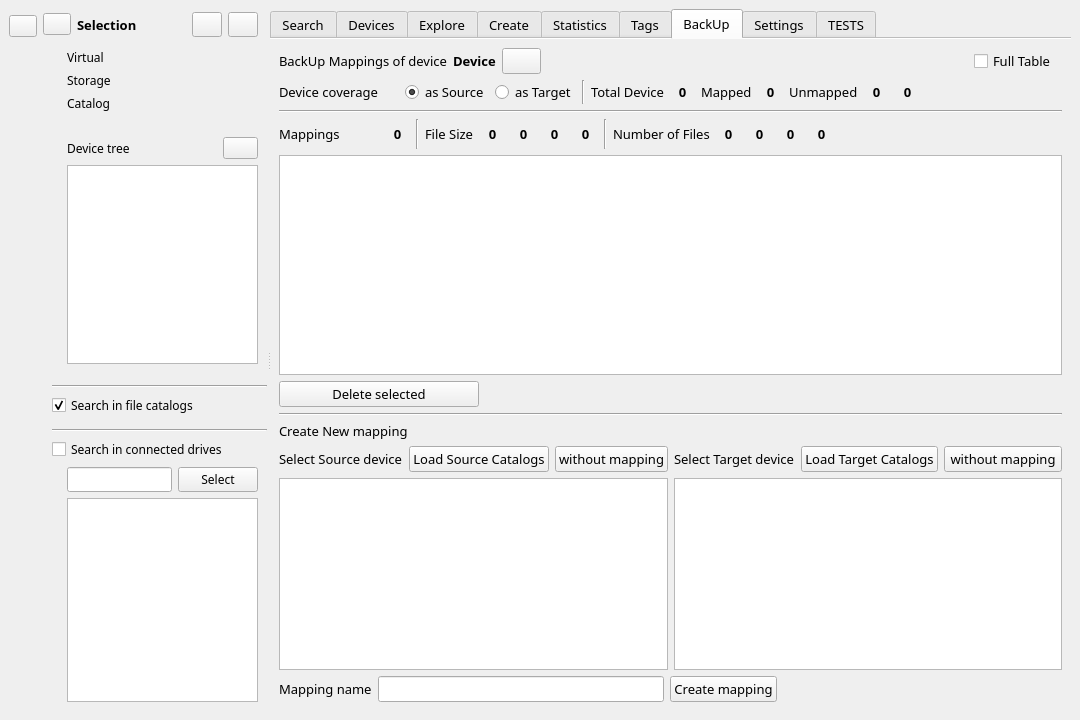
Qt form src/mainwindow.ui (StephaneCouturier/Katalog) before a commit.
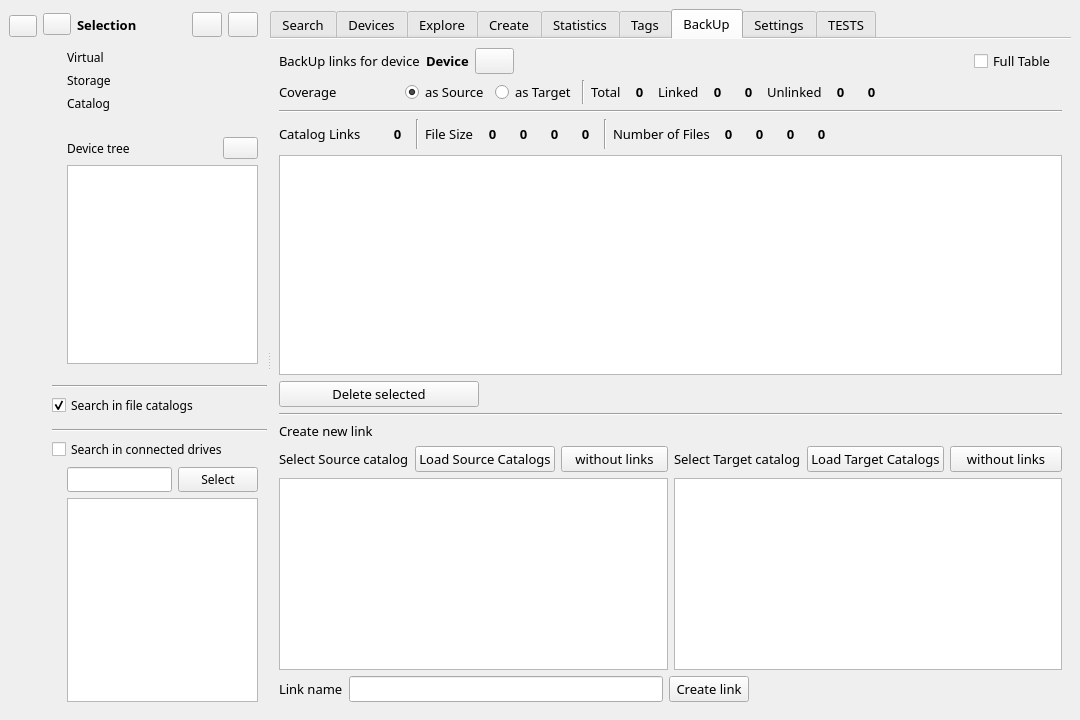
The same form after that commit. The open tabs and pages were chosen to show the change. Icons and pictures are not drawn. Custom widgets are drawn as their Qt base class.

```diff
--- a/src/mainwindow.ui
+++ b/src/mainwindow.ui
@@ -7329,7 +7329,7 @@
               <item>
                <widget class="QLabel" name="BackUp_label_CurrentMappings">
                 <property name="text">
-                 <string>BackUp Mappings of device</string>
+                 <string>BackUp links for device</string>
                 </property>
                </widget>
               </item>
@@ -7409,7 +7409,7 @@
               <item>
                <widget class="QLabel" name="BackUp_label_Name">
                 <property name="text">
-                 <string>Mapping name</string>
+                 <string>Link name</string>
                 </property>
                </widget>
               </item>
@@ -7419,7 +7419,7 @@
               <item>
                <widget class="QPushButton" name="BackUp_pushButton_SaveMapping">
                 <property name="text">
-                 <string>Create mapping</string>
+                 <string>Create link</string>
                 </property>
                 <property name="icon">
                  <iconset theme="QIcon::ThemeIcon::DocumentSave"/>
@@ -7444,7 +7444,7 @@
             <item row="11" column="0" colspan="2">
              <widget class="QLabel" name="BackUp_label_CreateMapping">
               <property name="text">
-               <string>Create New mapping</string>
+               <string>Create new link</string>
               </property>
              </widget>
             </item>
@@ -7466,7 +7466,7 @@
                  </size>
                 </property>
                 <property name="text">
-                 <string>Mappings</string>
+                 <string>Catalog Links</string>
                 </property>
                </widget>
               </item>
@@ -7737,7 +7737,7 @@
                  </size>
                 </property>
                 <property name="text">
-                 <string>Device coverage</string>
+                 <string>Coverage</string>
                 </property>
                </widget>
               </item>
@@ -7774,7 +7774,7 @@
                  </font>
                 </property>
                 <property name="text">
-                 <string>Total Device</string>
+                 <string>Total</string>
                 </property>
                </widget>
               </item>
@@ -7810,7 +7810,7 @@
                  </font>
                 </property>
                 <property name="text">
-                 <string>Mapped</string>
+                 <string>Linked</string>
                 </property>
                </widget>
               </item>
@@ -7837,6 +7837,29 @@
                 </property>
                </widget>
               </item>
+              <item>
+               <widget class="QLabel" name="BackUp_label_TotalMappings_DeviceCoverageLabelSizePercentValue">
+                <property name="minimumSize">
+                 <size>
+                  <width>25</width>
+                  <height>0</height>
+                 </size>
+                </property>
+                <property name="font">
+                 <font>
+                  <family>Noto Sans</family>
+                  <pointsize>10</pointsize>
+                  <bold>true</bold>
+                 </font>
+                </property>
+                <property name="text">
+                 <string>0</string>
+                </property>
+                <property name="alignment">
+                 <set>Qt::AlignmentFlag::AlignCenter</set>
+                </property>
+               </widget>
+              </item>
               <item>
                <widget class="QLabel" name="BackUp_label_TotalMappings_SizeLabelUnMapped">
                 <property name="font">
@@ -7846,7 +7869,7 @@
                  </font>
                 </property>
                 <property name="text">
-                 <string>Unmapped</string>
+                 <string>Unlinked</string>
                 </property>
                </widget>
               </item>
@@ -7874,7 +7897,7 @@
                </widget>
               </item>
               <item>
-               <widget class="QLabel" name="BackUp_label_TotalMappings_DeviceCoverageLabelSizePercentValue">
+               <widget class="QLabel" name="BackUp_label_TotalMappings_DeviceCoverageLabelSizePercentUnlinkedValue">
                 <property name="minimumSize">
                  <size>
                   <width>25</width>
@@ -7931,7 +7954,7 @@
                 <item>
                  <widget class="QLabel" name="BackUp_label_SourceDevice">
                   <property name="text">
-                   <string>Select Source device</string>
+                   <string>Select Source catalog</string>
                   </property>
                  </widget>
                 </item>
@@ -7960,7 +7983,7 @@
                    </size>
                   </property>
                   <property name="text">
-                   <string>without mapping</string>
+                   <string>without links</string>
                   </property>
                   <property name="icon">
                    <iconset theme="view-refresh"/>
@@ -7974,7 +7997,7 @@
                 <item>
                  <widget class="QLabel" name="BackUp_label_TargetDevice">
                   <property name="text">
-                   <string>Select Target device</string>
+                   <string>Select Target catalog</string>
                   </property>
                  </widget>
                 </item>
@@ -8003,7 +8026,7 @@
                    </size>
                   </property>
                   <property name="text">
-                   <string>without mapping</string>
+                   <string>without links</string>
                   </property>
                   <property name="icon">
                    <iconset theme="view-refresh"/>
```
Left out of the diff: 4 changed lines with no effect on the pictures.
